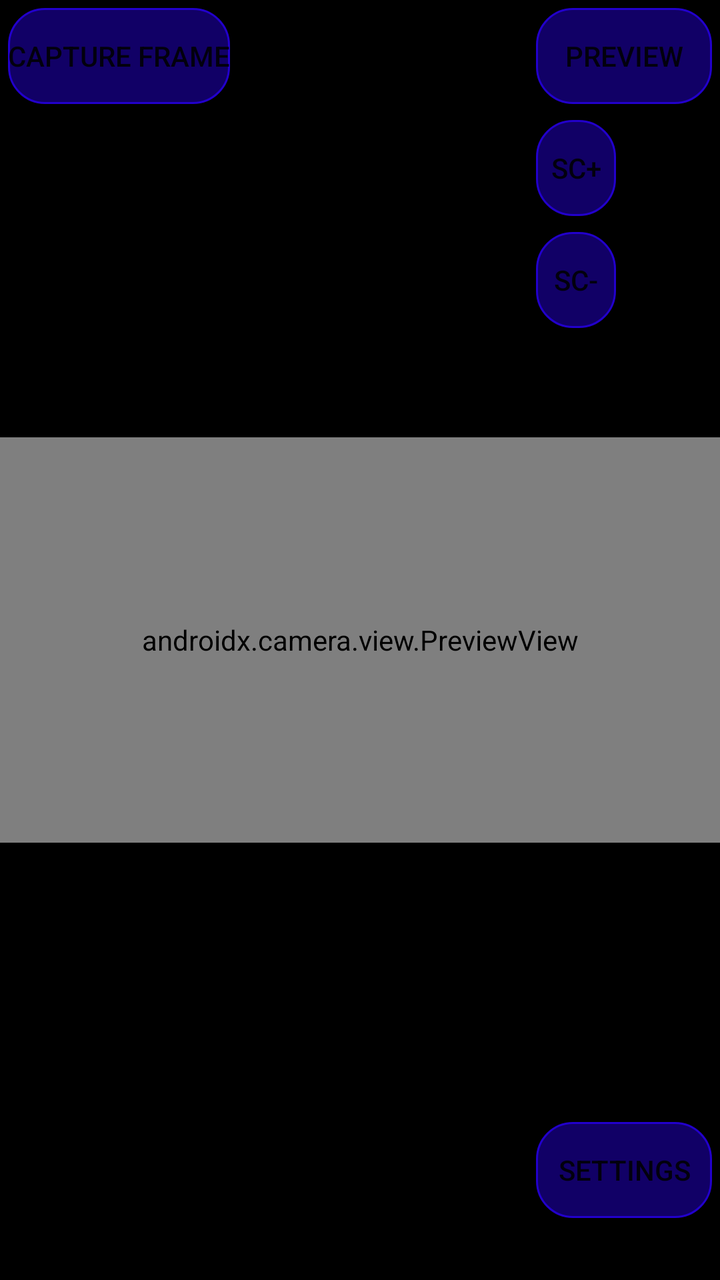
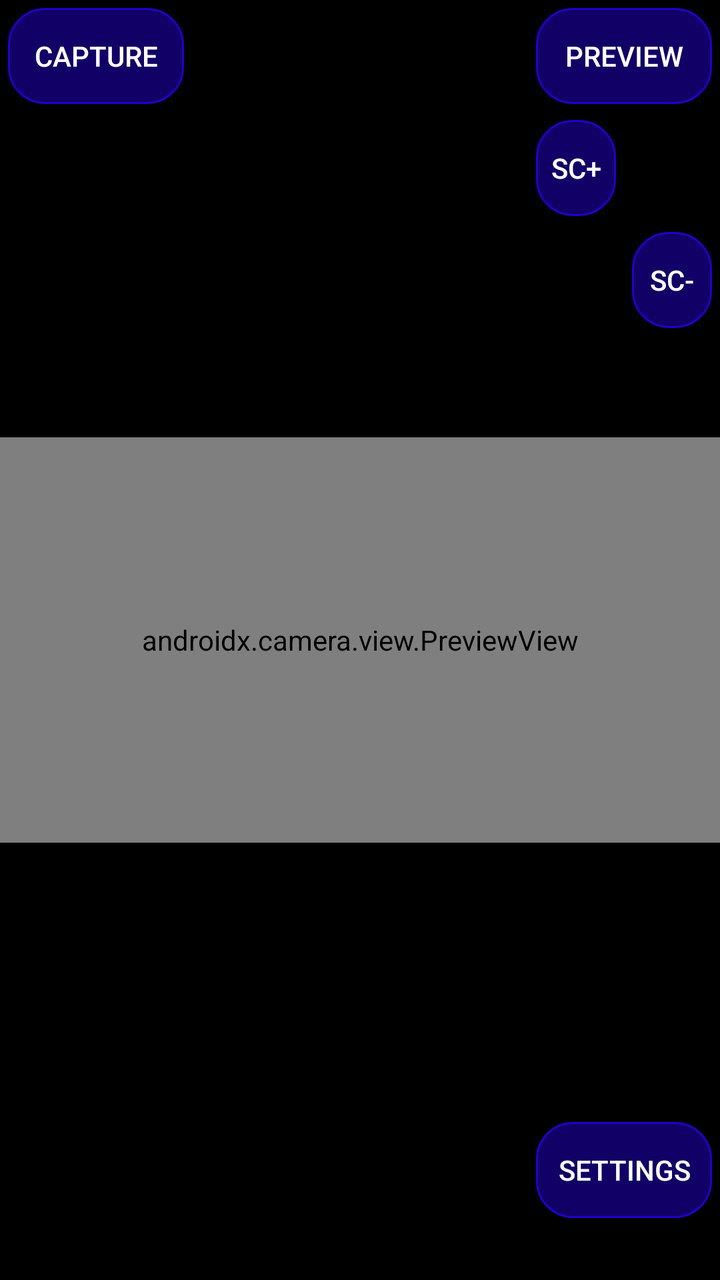

An Android layout rendered at two revisions. The XML below is the earlier revision; the diff shows what the commit changed to produce the second picture.
<!-- AndroidManifest.xml: application theme Theme.AppCompat.Light.NoActionBar -->
<!-- res/layout/activity_main.xml -->
<androidx.constraintlayout.widget.ConstraintLayout xmlns:android="http://schemas.android.com/apk/res/android"
    xmlns:app="http://schemas.android.com/apk/res-auto"
    xmlns:tools="http://schemas.android.com/tools"
    android:layout_width="match_parent"
    android:layout_height="match_parent"
    android:background="@color/black">

    <androidx.camera.view.PreviewView
        android:id="@+id/previewView"
        android:layout_width="0dp"
        android:layout_height="0dp"
        app:layout_constraintBottom_toBottomOf="parent"
        app:layout_constraintDimensionRatio="16:9"
        app:layout_constraintEnd_toEndOf="parent"
        app:layout_constraintStart_toStartOf="parent"
        app:layout_constraintTop_toTopOf="parent">

    </androidx.camera.view.PreviewView>

    <ImageView
        android:id="@+id/onionSkinView"
        android:layout_width="match_parent"
        android:layout_height="match_parent"
        android:alpha="0.4"
        android:contentDescription="@string/onion_skin"
        android:scaleType="fitCenter"
        android:visibility="visible" />

    <GridLayout
        android:id="@+id/gridLayout"
        android:layout_width="match_parent"
        android:layout_height="match_parent"
        android:columnCount="6"
        android:rowCount="6"
        android:useDefaultMargins="true">

        <Button
            android:id="@+id/captureButton"
            android:layout_row="0"
            android:layout_column="0"
            android:background="@drawable/rounded"
            android:text="@string/capture_frame" />

        <Button
            android:id="@+id/previewButton"
            android:layout_row="0"
            android:layout_column="5"
            android:background="@drawable/rounded"
            android:text="Preview" />

        <Button
            android:id="@+id/upFolder"
            android:layout_row="2"
            android:layout_column="5"
            android:layout_width="40dp"
            android:background="@drawable/rounded"
            android:text="Sc+" />

        <Button
            android:id="@+id/downFolder"
            android:layout_row="3"
            android:layout_column="5"
            android:layout_width="40dp"
            android:background="@drawable/rounded"
            android:text="Sc-" />

        <Button
            android:id="@+id/settingsButton"
            android:layout_row="5"
            android:layout_column="5"
            android:background="@drawable/rounded"
            android:text="Settings" />

        <TextView
            android:id="@+id/label"
            android:layout_columnSpan="6"
            android:layout_row="5"
            android:background="#88FFFFFF"
            android:textColor="@color/black" />
    </GridLayout>


</androidx.constraintlayout.widget.ConstraintLayout>
<!-- resources referenced by this layout -->
<resources>
  <color name="black">#FF000000</color>
  <!-- drawable rounded (drawable) -->
  <shape xmlns:android="http://schemas.android.com/apk/res/android">
      <solid android:color="#110066"/>
      <corners android:radius="18dp"/>
      <stroke android:width="1dp" android:color="#2200cc"/>
  </shape>
  <string name="capture_frame">Capture Frame</string>
  <string name="onion_skin">onion skin</string>
</resources>

<!-- the commit's change to res/layout/activity_main.xml (unified diff, before → after) -->
@@ -39,6 +39,7 @@
             android:layout_row="0"
             android:layout_column="0"
             android:background="@drawable/rounded"
+            android:textColor="@android:color/white"
             android:text="@string/capture_frame" />
 
         <Button
@@ -46,6 +47,7 @@
             android:layout_row="0"
             android:layout_column="5"
             android:background="@drawable/rounded"
+            android:textColor="@android:color/white"
             android:text="Preview" />
 
         <Button
@@ -54,6 +56,7 @@
             android:layout_column="5"
             android:layout_width="40dp"
             android:background="@drawable/rounded"
+            android:textColor="@android:color/white"
             android:text="Sc+" />
 
         <Button
@@ -61,14 +64,18 @@
             android:layout_row="3"
             android:layout_column="5"
             android:layout_width="40dp"
+            android:layout_gravity="end"
             android:background="@drawable/rounded"
+            android:textColor="@android:color/white"
             android:text="Sc-" />
 
         <Button
             android:id="@+id/settingsButton"
             android:layout_row="5"
             android:layout_column="5"
+            android:layout_gravity="end"
             android:background="@drawable/rounded"
+            android:textColor="@android:color/white"
             android:text="Settings" />
 
         <TextView
<!-- resource entries referenced after the edit -->
@@ -7,7 +7,7 @@
       <corners android:radius="18dp"/>
       <stroke android:width="1dp" android:color="#2200cc"/>
   </shape>
-  <string name="capture_frame">Capture Frame</string>
+  <string name="capture_frame">Capture</string>
   <string name="onion_skin">onion skin</string>
 </resources>
 
